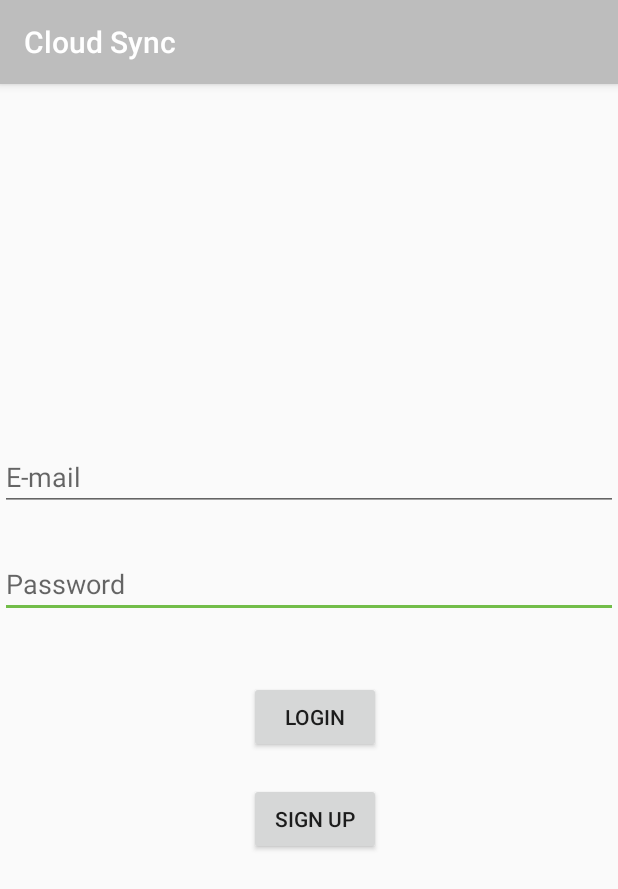
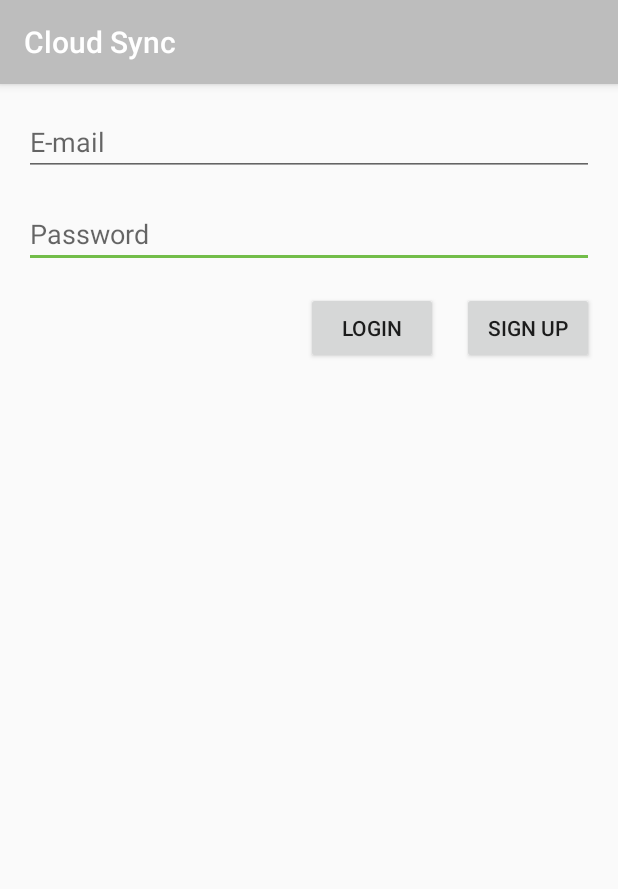
Before and after one commit to w-parkinson/PatientMonitoring, an Android app: the DatabaseLoginActivity screen opened directly, with no data from a screen before it, on a phone screen of 412 x 824 dp. Shown: the top 889 px of the screen. Run offline under Robolectric (Android 15) with nearby library versions, the phone set to English and light mode, and no system bars; our stand-ins replace Firebase (no records; nobody signed in at launch, a user with empty details on screens opened directly); Roboto replaces fonts that are not available here.

```diff
--- a/app/build.gradle
+++ b/app/build.gradle
@@ -9,6 +9,7 @@ android {
         versionCode 1
         versionName "1.0"
         testInstrumentationRunner "android.support.test.runner.AndroidJUnitRunner"
+        vectorDrawables.useSupportLibrary = true
     }
     buildTypes {
         release {
@@ -26,6 +27,8 @@ dependencies {
     implementation 'com.android.support:design:26.1.0'
     implementation 'com.google.firebase:firebase-auth:16.2.0'
     implementation 'com.google.firebase:firebase-database:16.1.0'
+    implementation 'com.android.support:support-v4:26.1.0'
+    implementation 'com.android.support:support-vector-drawable:26.1.0'
     testImplementation 'junit:junit:4.12'
     androidTestImplementation 'com.android.support.test:runner:1.0.2'
     androidTestImplementation 'com.android.support.test.espresso:espresso-core:3.0.2'
--- a/app/src/debug/res/menu/menu_main.xml
+++ b/app/src/debug/res/menu/menu_main.xml
@@ -7,5 +7,5 @@
         android:id="@+id/action_settings"
         android:orderInCategory="100"
         android:title="@string/action_settings"
-        app:showAsAction="never" />
+        app:showAsAction="ifRoom" />
 </menu>
--- a/app/src/main/java/com/wjcparkinson/patientmonitoring/DatabaseActivity.java
+++ b/app/src/main/java/com/wjcparkinson/patientmonitoring/DatabaseActivity.java
@@ -8,6 +8,7 @@ package com.wjcparkinson.patientmonitoring;
 import android.graphics.Color;
 import android.support.v4.app.FragmentActivity;
 import android.os.Bundle;
+import android.support.v7.app.AppCompatActivity;
 import android.util.Log;
 import android.widget.TextView;
 import com.google.android.gms.maps.CameraUpdateFactory;
@@ -25,7 +26,7 @@ import com.google.firebase.database.FirebaseDatabase;
 import com.google.firebase.database.ValueEventListener;
 
 
-public class DatabaseActivity extends FragmentActivity implements OnMapReadyCallback {
+public class DatabaseActivity extends AppCompatActivity implements OnMapReadyCallback {
 
     private static final String TAG = "DatabaseActivity";
     private TextView tv_user;
--- a/app/src/main/res/layout/activity_login.xml
+++ b/app/src/main/res/layout/activity_login.xml
@@ -1,65 +1,62 @@
 <?xml version="1.0" encoding="utf-8"?>
-<RelativeLayout xmlns:android="http://schemas.android.com/apk/res/android"
+<android.support.constraint.ConstraintLayout xmlns:android="http://schemas.android.com/apk/res/android"
+    xmlns:app="http://schemas.android.com/apk/res-auto"
     xmlns:tools="http://schemas.android.com/tools"
     android:id="@+id/linearLayout"
     android:layout_width="match_parent"
     android:layout_height="match_parent"
-    tools:context=".MainActivity"
-    >
+    tools:context=".MainActivity">
 
     <EditText
         android:id="@+id/passwordfield"
         android:layout_width="match_parent"
         android:layout_height="wrap_content"
-        android:layout_below="@+id/emailfield"
-        android:layout_alignParentStart="true"
-        android:layout_alignParentLeft="true"
-        android:layout_marginStart="0dp"
-        android:layout_marginLeft="0dp"
-        android:layout_marginTop="26dp"
+        android:layout_marginStart="16dp"
+        android:layout_marginTop="16dp"
+        android:layout_marginEnd="16dp"
         android:ems="10"
         android:hint="Password"
-        android:inputType="textPassword" />
+        android:inputType="textPassword"
+        app:layout_constraintEnd_toEndOf="parent"
+        app:layout_constraintLeft_toLeftOf="parent"
+        app:layout_constraintStart_toStartOf="parent"
+        app:layout_constraintTop_toBottomOf="@+id/emailfield" />
 
     <EditText
         android:id="@+id/emailfield"
         android:layout_width="match_parent"
         android:layout_height="wrap_content"
-        android:layout_alignParentStart="true"
-        android:layout_alignParentLeft="true"
-        android:layout_alignParentTop="true"
-        android:layout_alignParentEnd="true"
-        android:layout_alignParentRight="true"
-        android:layout_marginStart="0dp"
-        android:layout_marginLeft="0dp"
-        android:layout_marginTop="239dp"
-        android:layout_marginEnd="0dp"
-        android:layout_marginRight="0dp"
+        android:layout_marginStart="16dp"
+        android:layout_marginTop="16dp"
+        android:layout_marginEnd="16dp"
         android:ems="10"
         android:hint="E-mail"
-        android:inputType="textEmailAddress" />
+        android:inputType="textEmailAddress"
+        app:layout_constraintEnd_toEndOf="parent"
+        app:layout_constraintHorizontal_bias="0.0"
+        app:layout_constraintLeft_toLeftOf="parent"
+        app:layout_constraintRight_toRightOf="parent"
+        app:layout_constraintStart_toStartOf="parent"
+        app:layout_constraintTop_toTopOf="parent" />
 
     <Button
         android:id="@+id/btnlogin"
         android:layout_width="wrap_content"
         android:layout_height="wrap_content"
-        android:layout_below="@+id/passwordfield"
-        android:layout_alignParentEnd="true"
-        android:layout_alignParentRight="true"
-        android:layout_marginTop="42dp"
-        android:layout_marginEnd="158dp"
-        android:layout_marginRight="158dp"
-        android:text="Login" />
+        android:layout_marginTop="16dp"
+        android:layout_marginEnd="16dp"
+        android:text="Login"
+        app:layout_constraintEnd_toStartOf="@+id/btnsignup"
+        app:layout_constraintTop_toBottomOf="@+id/passwordfield" />
 
     <Button
         android:id="@+id/btnsignup"
         android:layout_width="wrap_content"
         android:layout_height="wrap_content"
-        android:layout_below="@+id/btnlogin"
-        android:layout_alignParentEnd="true"
-        android:layout_alignParentRight="true"
-        android:layout_marginTop="20dp"
-        android:layout_marginEnd="158dp"
-        android:layout_marginRight="158dp"
-        android:text="Sign up" />
-</RelativeLayout>
+        android:layout_marginTop="16dp"
+        android:layout_marginEnd="16dp"
+        android:text="Sign up"
+        app:layout_constraintEnd_toEndOf="parent"
+        app:layout_constraintRight_toRightOf="parent"
+        app:layout_constraintTop_toBottomOf="@+id/passwordfield" />
+</android.support.constraint.ConstraintLayout>
```
Also changed, not shown: app/src/main/AndroidManifest.xml (+20 -32 lines), app/src/main/java/com/wjcparkinson/patientmonitoring/AppCompatPreferenceActivity.java (added, +109 -0 lines), app/src/main/java/com/wjcparkinson/patientmonitoring/DatabaseLocationActivity.java (+22 -8 lines), app/src/main/java/com/wjcparkinson/patientmonitoring/HomingActivity.java (+122 -23 lines), app/src/main/java/com/wjcparkinson/patientmonitoring/HomingPreferences.java (added, +29 -0 lines), app/src/main/res/drawable/ic_info_black_24dp.xml (added, +9 -0 lines), app/src/main/res/drawable/ic_notifications_black_24dp.xml (added, +9 -0 lines), app/src/main/res/drawable/ic_sync_black_24dp.xml (added, +9 -0 lines), app/src/main/res/layout/activity_homing_preferences.xml (added, +15 -0 lines), app/src/main/res/menu/homing_menu.xml (added, +13 -0 lines), app/src/main/res/values/arrays.xml (added, +12 -0 lines), app/src/main/res/values/strings.xml (+14 -0 lines), app/src/main/res/xml/homing_preferences.xml (added, +41 -0 lines), app/src/main/res/drawable/outline_settings_black_18dp.png (added), 2 more files.
